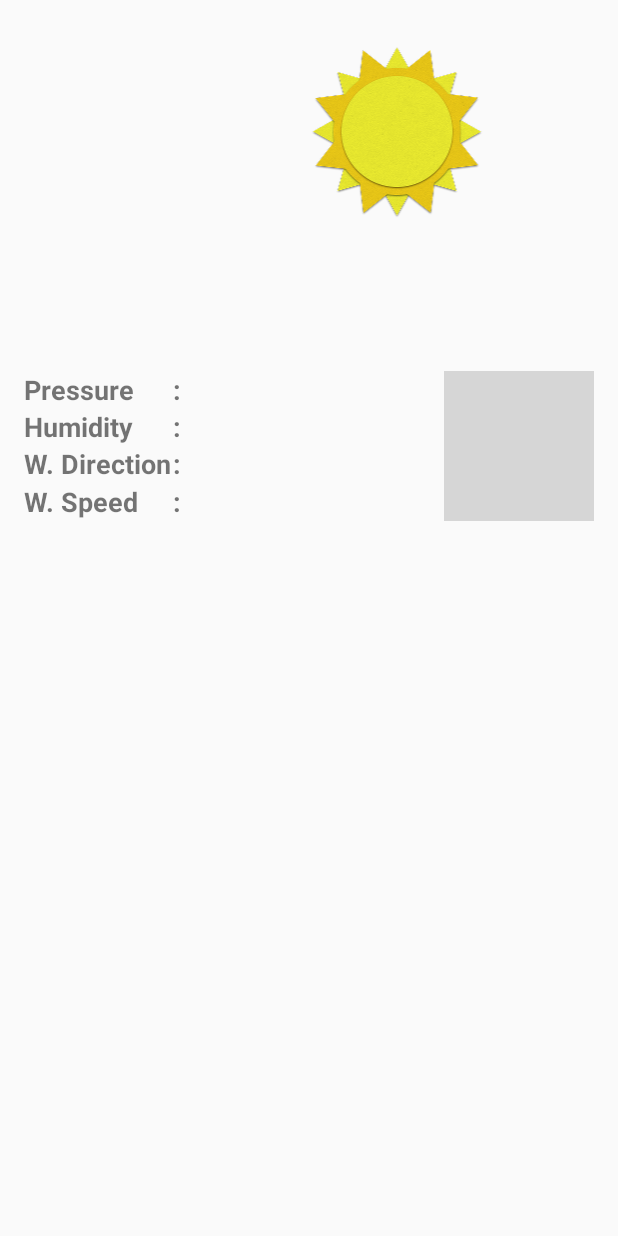
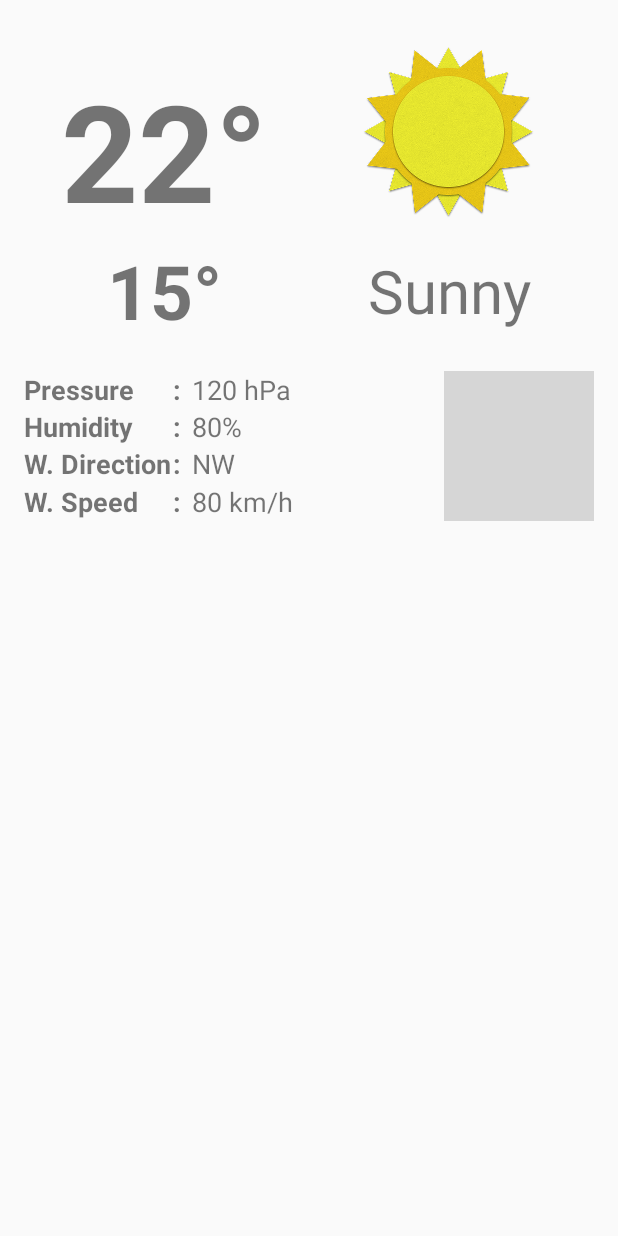
Before and after one commit to Mostafa-MA-Saleh/YAWA, an Android app: the layout fragment_details.xml on its own in the app's theme, with its tools: preview values and no code run, on a phone screen of 412 x 824 dp. Run offline under Robolectric (Android 15) with nearby library versions, the phone set to English and light mode, and no system bars; plain views replace ArcProgress; grey boxes are pictures that could not be loaded.

Commit message:
- Cleanup.

```diff
--- a/app/src/main/java/com/gmail/mostafa/ma/saleh/yawa/dialogs/AboutDialog.kt
+++ b/app/src/main/java/com/gmail/mostafa/ma/saleh/yawa/dialogs/AboutDialog.kt
@@ -14,7 +14,7 @@ class AboutDialog private constructor(context: Context) : Dialog(context) {
         super.onCreate(savedInstanceState)
         setContentView(R.layout.dialog_about)
         setTitle(R.string.about)
-        findViewById<TextView>(R.id.txt_app_version).text = BuildConfig.VERSION_NAME
+        findViewById<TextView>(R.id.app_version_text_view).text = BuildConfig.VERSION_NAME
     }
 
     companion object {
--- a/app/src/main/java/com/gmail/mostafa/ma/saleh/yawa/fragments/SettingsFragment.kt
+++ b/app/src/main/java/com/gmail/mostafa/ma/saleh/yawa/fragments/SettingsFragment.kt
@@ -1,7 +1,9 @@
 package com.gmail.mostafa.ma.saleh.yawa.fragments
 
 import android.content.DialogInterface
+import android.graphics.drawable.ColorDrawable
 import android.os.Bundle
+import android.support.v4.content.ContextCompat
 import android.support.v7.preference.Preference
 import android.support.v7.preference.PreferenceFragmentCompat
 import android.view.View
@@ -45,6 +47,7 @@ class SettingsFragment : PreferenceFragmentCompat(), Preference.OnPreferenceClic
 
     override fun onViewCreated(view: View, savedInstanceState: Bundle?) {
         super.onViewCreated(view, savedInstanceState)
+        view.background = ColorDrawable(ContextCompat.getColor(context!!, android.R.color.background_light))
         activity?.setTitle(R.string.settings)
     }
 
--- a/app/src/main/res/layout/fragment_details.xml
+++ b/app/src/main/res/layout/fragment_details.xml
@@ -7,7 +7,7 @@
     android:clickable="true"
     android:focusable="true"
     android:padding="16dp"
-    tools:context="com.gmail.mostafa.ma.saleh.yawa.fragments.DetailsFragment">
+    tools:context=".fragments.DetailsFragment">
 
     <TableLayout
         android:id="@+id/overview"
@@ -18,15 +18,16 @@
         <TableRow>
 
             <TextView
-                android:id="@+id/tv_temp_max"
+                android:id="@+id/temp_max_text_view"
                 android:layout_width="match_parent"
                 android:layout_height="match_parent"
                 android:gravity="center_horizontal|bottom"
                 android:textSize="90sp"
-                android:textStyle="bold" />
+                android:textStyle="bold"
+                tools:text="22°" />
 
             <ImageView
-                android:id="@+id/img_weather"
+                android:id="@+id/weather_image_view"
                 android:layout_width="wrap_content"
                 android:layout_height="wrap_content"
                 android:contentDescription="@string/weather_status_icon"
@@ -36,25 +37,27 @@
         <TableRow>
 
             <TextView
-                android:id="@+id/tv_temp_min"
+                android:id="@+id/temp_min_text_view"
                 android:layout_width="match_parent"
                 android:layout_height="match_parent"
                 android:gravity="center_horizontal"
                 android:textSize="50sp"
-                android:textStyle="bold" />
+                android:textStyle="bold"
+                tools:text="15°" />
 
             <TextView
-                android:id="@+id/tv_weather_status"
+                android:id="@+id/weather_text_view"
                 android:layout_width="match_parent"
                 android:layout_height="match_parent"
                 android:gravity="center"
-                android:textSize="40sp" />
+                android:textSize="40sp"
+                tools:text="Sunny" />
         </TableRow>
 
     </TableLayout>
 
     <com.github.lzyzsd.circleprogress.ArcProgress
-        android:id="@+id/aprg_clouds"
+        android:id="@+id/clouds_arc_progress"
         android:layout_width="100dp"
         android:layout_height="100dp"
         android:layout_alignParentEnd="true"
@@ -72,10 +75,10 @@
     <TableLayout
         android:layout_width="wrap_content"
         android:layout_height="match_parent"
-        android:layout_alignBottom="@+id/aprg_clouds"
+        android:layout_alignBottom="@+id/clouds_arc_progress"
         android:layout_alignParentStart="true"
-        android:layout_alignTop="@+id/aprg_clouds"
-        android:layout_toStartOf="@+id/aprg_clouds">
+        android:layout_alignTop="@+id/clouds_arc_progress"
+        android:layout_toStartOf="@+id/clouds_arc_progress">
 
         <TableRow
             android:layout_weight="1"
@@ -95,7 +98,8 @@
             <TextView
                 android:id="@+id/tv_pressure"
                 android:layout_marginStart="7dp"
-                android:textSize="18sp" />
+                android:textSize="18sp"
+                tools:text="120 hPa" />
         </TableRow>
 
         <TableRow
@@ -116,7 +120,8 @@
             <TextView
                 android:id="@+id/tv_humidity"
                 android:layout_marginStart="7dp"
-                android:textSize="18sp" />
+                android:textSize="18sp"
+                tools:text="80%" />
         </TableRow>
 
         <TableRow
@@ -137,7 +142,8 @@
             <TextView
                 android:id="@+id/tv_wind_direction"
                 android:layout_marginStart="7dp"
-                android:textSize="18sp" />
+                android:textSize="18sp"
+                tools:text="NW" />
         </TableRow>
 
         <TableRow
@@ -158,7 +164,8 @@
             <TextView
                 android:id="@+id/tv_wind_speed"
                 android:layout_marginStart="7dp"
-                android:textSize="18sp" />
+                android:textSize="18sp"
+                tools:text="80 km/h" />
         </TableRow>
 
     </TableLayout>
--- a/app/src/main/res/layout/fragment_no_internet.xml
+++ b/app/src/main/res/layout/fragment_no_internet.xml
@@ -5,7 +5,7 @@
     android:layout_gravity="center"
     android:gravity="center"
     android:orientation="vertical"
-    tools:context="com.gmail.mostafa.ma.saleh.yawa.fragments.NoInternetFragment">
+    tools:context=".fragments.NoInternetFragment">
 
     <ImageView
         android:layout_width="wrap_content"
```
Also changed, not shown: app/src/main/java/com/gmail/mostafa/ma/saleh/yawa/activities/MainActivity.kt (+2 -11 lines), app/src/main/java/com/gmail/mostafa/ma/saleh/yawa/adapters/DaysRecyclerAdapter.kt (+11 -12 lines), app/src/main/java/com/gmail/mostafa/ma/saleh/yawa/fragments/DetailsFragment.kt (+27 -27 lines), app/src/main/java/com/gmail/mostafa/ma/saleh/yawa/fragments/MainFragment.kt (+17 -17 lines), app/src/main/res/layout/activity_main.xml (added, +8 -0 lines), app/src/main/res/layout/dialog_about.xml (+3 -4 lines), app/src/main/res/layout/fragment_main.xml (+10 -6 lines), app/src/main/res/layout/fragment_main_header.xml (+19 -14 lines), app/src/main/res/layout/list_item_day.xml (renamed from app/src/main/res/layout/days_rv_row.xml, +16 -10 lines).
